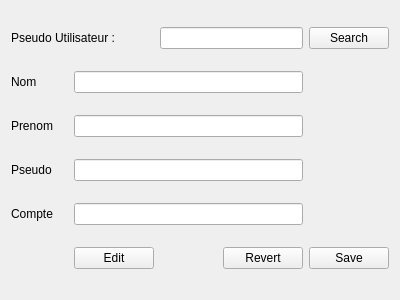
Before: the Qt Designer form ui/infosPerso.ui in ComputYourself/ComputYourAccount, drawn with Qt 5.
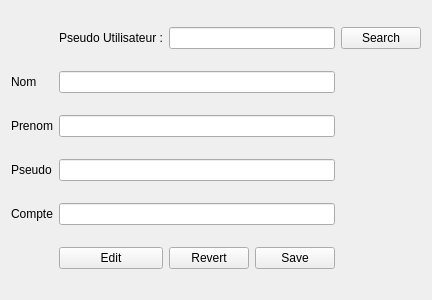
After: the same form once the commit is applied.

```diff
--- a/ui/infosPerso.ui
+++ b/ui/infosPerso.ui
@@ -14,84 +14,84 @@
    <string>Form</string>
   </property>
   <layout class="QGridLayout" name="gridLayout">
-   <item row="0" column="4">
-    <widget class="QPushButton" name="searchButton">
-     <property name="text">
-      <string>Search</string>
-     </property>
-    </widget>
-   </item>
-   <item row="1" column="0">
+   <item row="3" column="0">
     <widget class="QLabel" name="label_2">
      <property name="text">
       <string>Nom</string>
      </property>
     </widget>
    </item>
-   <item row="2" column="0">
+   <item row="4" column="0">
     <widget class="QLabel" name="label_3">
      <property name="text">
       <string>Prenom</string>
      </property>
     </widget>
    </item>
-   <item row="4" column="1" colspan="3">
+   <item row="6" column="1" colspan="3">
     <widget class="QLineEdit" name="accountField"/>
    </item>
-   <item row="5" column="3">
-    <widget class="QPushButton" name="revertButton">
-     <property name="text">
-      <string>Revert</string>
-     </property>
-    </widget>
+   <item row="3" column="1" colspan="3">
+    <widget class="QLineEdit" name="lastNameField"/>
    </item>
-   <item row="5" column="4">
-    <widget class="QPushButton" name="saveButton">
-     <property name="text">
-      <string>Save</string>
-     </property>
-    </widget>
-   </item>
-   <item row="0" column="0" colspan="2">
-    <widget class="QLabel" name="label">
-     <property name="text">
-      <string>Pseudo Utilisateur :</string>
-     </property>
-    </widget>
-   </item>
-   <item row="0" column="2" colspan="2">
-    <widget class="QLineEdit" name="SearchField"/>
-   </item>
-   <item row="2" column="1" colspan="3">
+   <item row="4" column="1" colspan="3">
     <widget class="QLineEdit" name="firstNameField"/>
    </item>
-   <item row="3" column="0">
+   <item row="5" column="0">
     <widget class="QLabel" name="label_4">
      <property name="text">
       <string>Pseudo</string>
      </property>
     </widget>
    </item>
-   <item row="3" column="1" colspan="3">
+   <item row="5" column="1" colspan="3">
     <widget class="QLineEdit" name="pseudoField"/>
    </item>
-   <item row="4" column="0">
+   <item row="6" column="0">
     <widget class="QLabel" name="label_5">
      <property name="text">
       <string>Compte</string>
      </property>
     </widget>
    </item>
-   <item row="1" column="1" colspan="3">
-    <widget class="QLineEdit" name="lastNameField"/>
+   <item row="7" column="2">
+    <widget class="QPushButton" name="revertButton">
+     <property name="text">
+      <string>Revert</string>
+     </property>
+    </widget>
    </item>
-   <item row="5" column="1">
+   <item row="7" column="3">
+    <widget class="QPushButton" name="saveButton">
+     <property name="text">
+      <string>Save</string>
+     </property>
+    </widget>
+   </item>
+   <item row="7" column="1">
     <widget class="QPushButton" name="editButton">
      <property name="text">
       <string>Edit</string>
      </property>
     </widget>
    </item>
+   <item row="0" column="1">
+    <widget class="QLabel" name="label">
+     <property name="text">
+      <string>Pseudo Utilisateur :</string>
+     </property>
+    </widget>
+   </item>
+   <item row="0" column="4">
+    <widget class="QPushButton" name="searchButton">
+     <property name="text">
+      <string>Search</string>
+     </property>
+    </widget>
+   </item>
+   <item row="0" column="2" colspan="2">
+    <widget class="QLineEdit" name="SearchField"/>
+   </item>
   </layout>
  </widget>
  <resources/>
```
